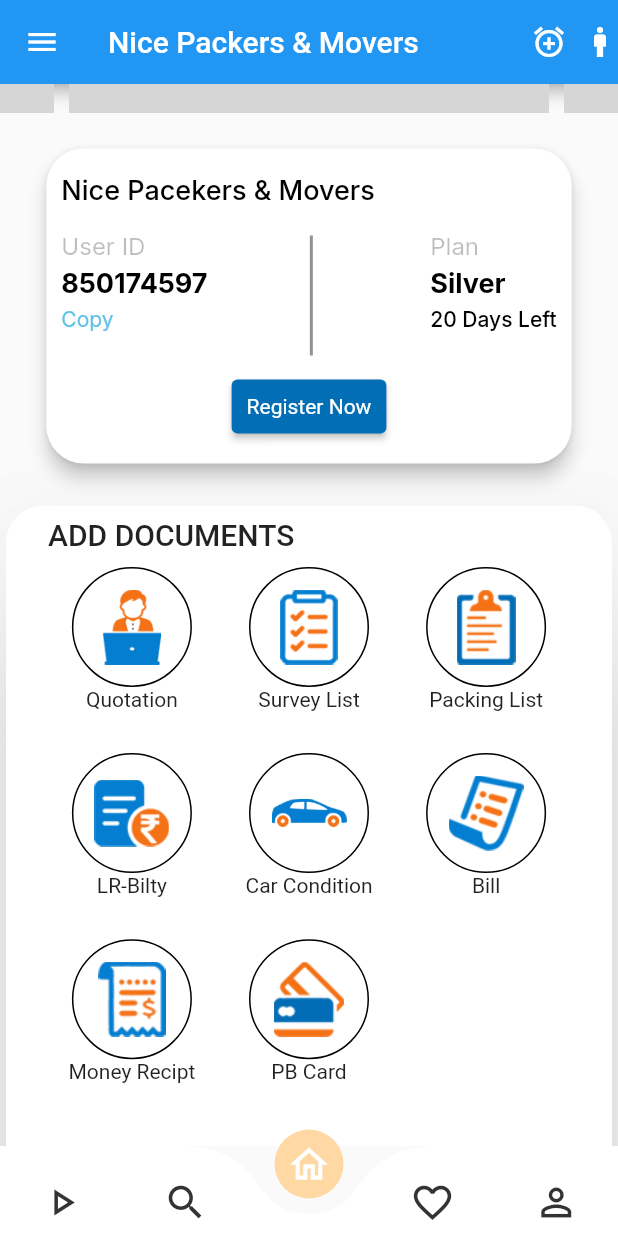
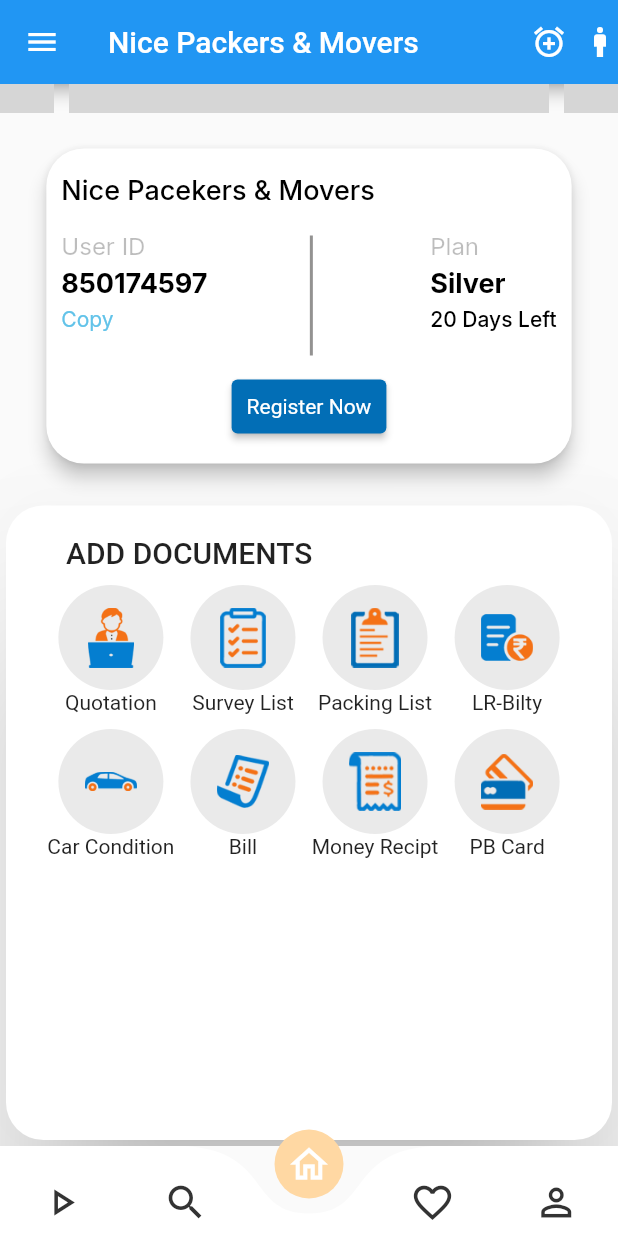
Before and after one commit to chantimudavath/packers_bility, a Flutter app: the HomePage screen opened by its route, scrolled down 181 dp, on a phone screen of 412 x 824 dp. Run offline on Flutter 3.47's test engine with Material 2 defaults, Android fonts, the phone set to English and light mode, and no system bars; drawn by our look-alikes of carousel_slider, curved_navigation_bar; our stand-ins replace easy_localization, flutter_otp_text_field, get, google_fonts; network calls fail; grey boxes are pictures that could not be loaded.

Commit message:
Home page

```diff
--- a/lib/home_screens/home_screen.dart
+++ b/lib/home_screens/home_screen.dart
@@ -276,7 +276,7 @@ class _HomePageState extends State<HomePage> {
                     color: Colors.white,
                     elevation: 50.0,
                     child: Padding(
-                      padding: const EdgeInsets.all(8.0),
+                      padding: const EdgeInsets.all(20.0),
                       child: Column(
                         children: [
                           Padding(
@@ -292,34 +292,34 @@ class _HomePageState extends State<HomePage> {
                           ),
                           Container(
                             // padding: const EdgeInsets.symmetric(vertical: 16, horizontal: 16),
-                            height: 410,
-                            width: MediaQuery.of(context).size.width * 0.85,
-                            child: GridView.count(
-                                 crossAxisCount: 3,
-                                   crossAxisSpacing: 4.0,
+                            height: 350,
+                            width: MediaQuery.of(context).size.width * 0.85,                           child: GridView.count(
+                                 crossAxisCount: 4,
+                                   crossAxisSpacing: 2.0,
                 mainAxisSpacing: 10.0,
                                  children: List.generate(arr.length, (index) {
                   return Column(
                                     children: [
                                       Container(
-                                          height: 80,
-                                          width: 80,
+                                          height: 70,
+                                          width: 70,
                                           decoration: BoxDecoration(
-                                            border: Border.all(width: 1.0),
+                                            // border: Border.all(width: 1.0),
+                                            color: Color.fromARGB(185, 226, 226, 226),
+
                                             borderRadius: const BorderRadius.all(
                                                 Radius.circular(
-                                                    40.0) //                 <--- border radius here
+                                                  40.0),// <--- border radius here
+
                                                 ),
                                           ),
                                           child: Column(
-                                            crossAxisAlignment:
-                                                CrossAxisAlignment.center,
-                                            mainAxisAlignment:
-                                                MainAxisAlignment.center,
+                                            crossAxisAlignment: CrossAxisAlignment.center,
+                                            mainAxisAlignment: MainAxisAlignment.center,
                                             children: [
                                               Container(
-                                                height: 50,
-                                                width: 50,
+                                                height: 40,
+                                                width: 35,
                                                 child: Image.asset(
                                                     arr[index]["image"]),
                                                 // color: Colors.red,
--- a/lib/main.dart
+++ b/lib/main.dart
@@ -59,7 +59,7 @@ class MyApp extends StatelessWidget {
         primarySwatch: Colors.blue,
       ),
        getPages: [
-        GetPage(name: '/', page: () => const DocumentsList()),
+        GetPage(name: '/', page: () => const HomePage()),
         GetPage(name: '/otpScreen', page: () => const OTPScreen()),
         GetPage(name: '/homePage', page: () => const HomePage()),
         GetPage(name: '/welComeScreen', page: () => const WelComeScreen()),
```
